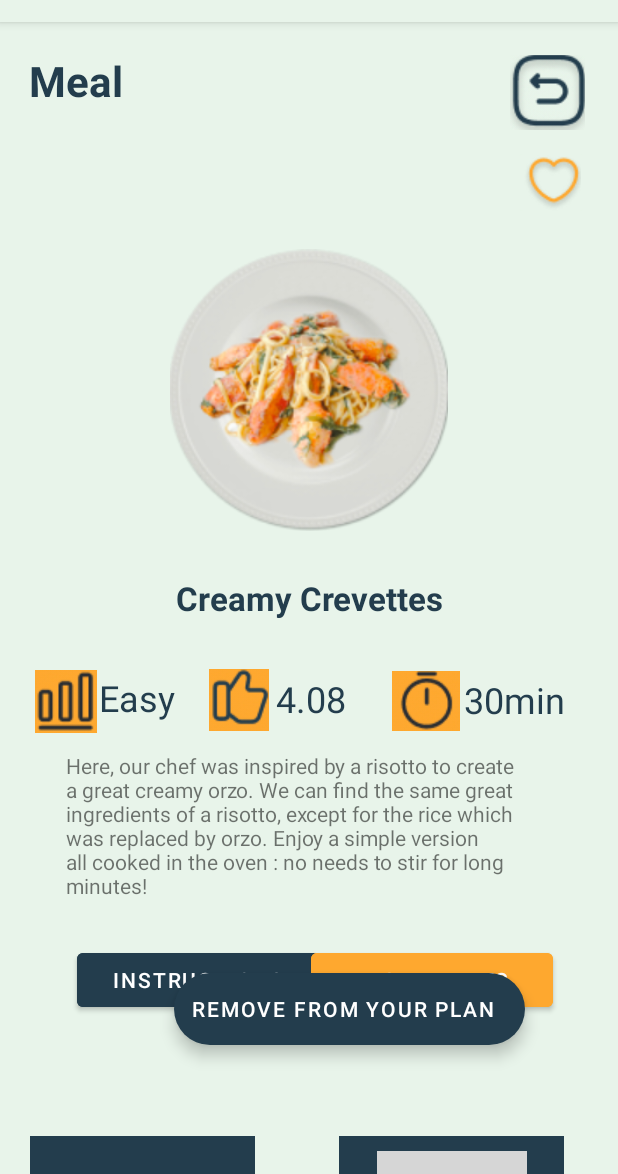
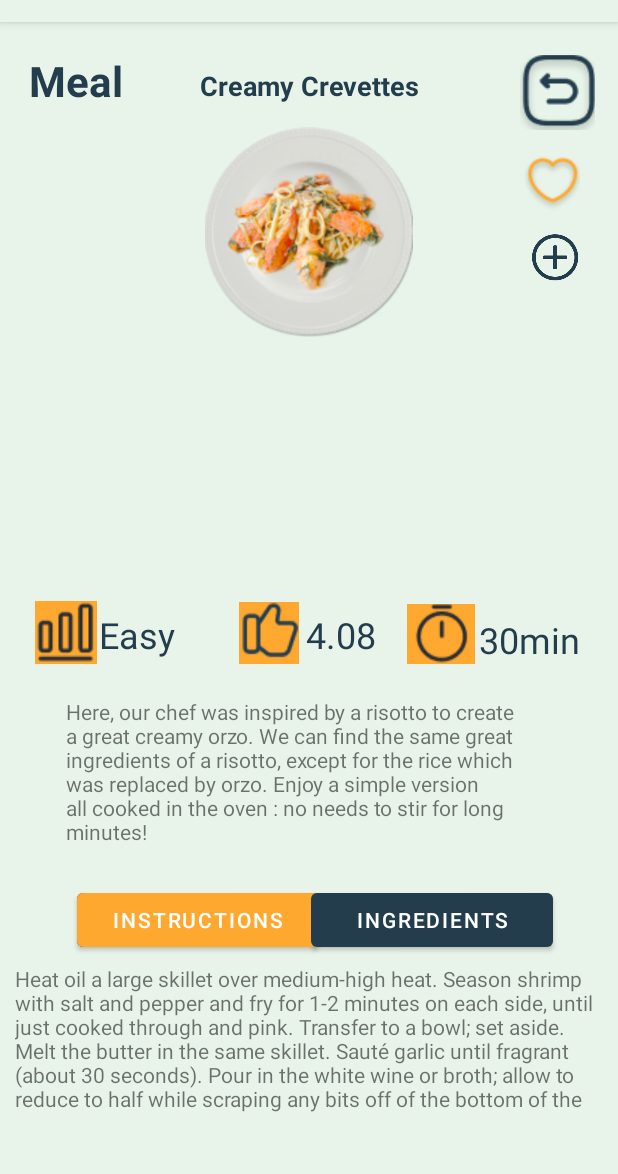
Before and after one commit to A-BAKLEH/soen357foodapp, an Android app: the Meal screen opened directly, with no data from a screen before it, after a tap on "INSTRUCTIONS", on a phone screen of 412 x 824 dp, the part 62-1236 px from its top. Run offline under Robolectric (Android 15) with nearby library versions, the phone set to English and light mode, and no system bars; grey boxes are pictures that could not be loaded.

Commit message:
final meal page

```diff
--- a/app/src/main/java/com/example/soen357foodapp/Login.java
+++ b/app/src/main/java/com/example/soen357foodapp/Login.java
@@ -62,7 +62,7 @@ public class Login extends AppCompatActivity {
             @Override
             public void onClick(View view) {
 
-                Intent intent = new Intent(getApplicationContext(), Magic.class);
+                Intent intent = new Intent(getApplicationContext(), Meal.class);
                 startActivity(intent);
                 //startActivity(new Intent(Login.this, Registration.class));
             }
--- a/app/src/main/java/com/example/soen357foodapp/Meal.java
+++ b/app/src/main/java/com/example/soen357foodapp/Meal.java
@@ -23,7 +23,7 @@ import java.util.ArrayList;
 
 public class Meal extends AppCompatActivity {
 
-    protected ImageButton backBtn, favBtn, unfavBtn;
+    protected ImageButton backBtn, favBtn, plusBtn, checkBtn, unfavBtn;
     protected ImageView mealImage;
     protected TextView difficulty, rating, time, recipeDescription, recipeName, instruText;
     protected ExtendedFloatingActionButton plan;
@@ -50,6 +50,8 @@ public class Meal extends AppCompatActivity {
 
         backBtn = findViewById(R.id.backBtn);
         favBtn = findViewById(R.id.favBtn);
+        plusBtn = findViewById(R.id.plan);
+        checkBtn = findViewById(R.id.unplan);
         unfavBtn = findViewById(R.id.unfavBtn);
         mealImage = findViewById(R.id.pic);
         difficulty = findViewById(R.id.diff);
@@ -57,7 +59,6 @@ public class Meal extends AppCompatActivity {
         time = findViewById(R.id.time);
         recipeDescription = findViewById(R.id.description);
         recipeName = findViewById(R.id.name);
-        plan = findViewById(R.id.plan);
         ingredients = findViewById(R.id.ingr);
         instructions = findViewById(R.id.instru);
         instruText = findViewById(R.id.instruText);
@@ -70,7 +71,8 @@ public class Meal extends AppCompatActivity {
 
         recyclerView.setAdapter(recyclerViewAdapter);
         recyclerView.setHasFixedSize(true);
-
+        plusBtn.setVisibility(View.VISIBLE);
+        checkBtn.setVisibility(View.INVISIBLE);
         recipeDescription.setText("Here, our chef was inspired by a risotto to create a great creamy orzo. We can find the same great ingredients of a risotto, except for the rice which was replaced by orzo. Enjoy a simple version all cooked in the oven : no needs to stir for long minutes!");
         //rating.setText();
         //difficulty.setText();
@@ -98,6 +100,7 @@ public class Meal extends AppCompatActivity {
             }
         });
 
+
         unfavBtn.setOnClickListener(new View.OnClickListener() {
             @Override
             public void onClick(View view) {
@@ -111,17 +114,31 @@ public class Meal extends AppCompatActivity {
             }
         });
 
-        plan.setOnClickListener(new View.OnClickListener() {
+
+        plusBtn.setOnClickListener(new View.OnClickListener() {
             @Override
             public void onClick(View view) {
                 if (i%2 == 0){
-                    plan.setText("Remove from your plan");
-                    inPlan=true;
-                }else{
-                    plan.setText("Add to your plan");
-                    inPlan=false;
+                    plusBtn.setVisibility(View.INVISIBLE);
+                    checkBtn.setVisibility(View.VISIBLE);
+                    favorite =true;
                 }
                 i++;
+                Toast.makeText(getApplicationContext(), "The meal was added to your plan!", Toast.LENGTH_SHORT).show();
+            }
+        });
+
+
+        checkBtn.setOnClickListener(new View.OnClickListener() {
+            @Override
+            public void onClick(View view) {
+                if (i%2 != 0){
+                    checkBtn.setVisibility(View.INVISIBLE);
+                    plusBtn.setVisibility(View.VISIBLE);
+                    favorite = false;
+                }
+                i++;
+                Toast.makeText(getApplicationContext(), "The meal was removed from your plan!", Toast.LENGTH_SHORT).show();
             }
         });
 
--- a/app/src/main/res/layout/activity_magic.xml
+++ b/app/src/main/res/layout/activity_magic.xml
@@ -4,7 +4,7 @@
     xmlns:tools="http://schemas.android.com/tools"
     android:layout_width="match_parent"
     android:layout_height="match_parent"
-    android:background="#E8F4EA">
+    android:background="@color/main">
 
     <EditText
         android:id="@+id/input"
--- a/app/src/main/res/layout/activity_main.xml
+++ b/app/src/main/res/layout/activity_main.xml
@@ -5,6 +5,7 @@
     xmlns:tools="http://schemas.android.com/tools"
     android:layout_width="match_parent"
     android:layout_height="match_parent"
+    android:background="@color/main"
     tools:context=".MainActivity">
 
     <FrameLayout
--- a/app/src/main/res/layout/activity_meal.xml
+++ b/app/src/main/res/layout/activity_meal.xml
@@ -5,7 +5,7 @@
     android:id="@+id/back"
     android:layout_width="match_parent"
     android:layout_height="match_parent"
-    android:background="#E8F4EA">
+    android:background="@color/main">
     <TextView
         android:id="@+id/textView11"
         android:layout_width="wrap_content"
@@ -18,19 +18,35 @@
         android:textSize="28sp"
         android:textStyle="bold" />
 
-    <com.google.android.material.floatingactionbutton.ExtendedFloatingActionButton
+    <ImageButton
         android:id="@+id/plan"
         android:layout_width="wrap_content"
         android:layout_height="wrap_content"
-        android:layout_alignParentStart="true"
+        android:adjustViewBounds="true"
+        android:maxWidth="60dp"
+        style="@style/Widget.AppCompat.Button.Borderless"
+        android:maxHeight="60dp"
+        android:scaleType="fitCenter"
+        android:layout_marginLeft="3dp"
         android:layout_alignParentTop="true"
-        android:layout_centerHorizontal="true"
-        android:layout_marginStart="116dp"
-        android:layout_marginTop="634dp"
-        android:gravity="center"
-        android:text="Add to your plan"
-        android:textColor="#FFFFFF"
-        app:backgroundTint="#233D4D"></com.google.android.material.floatingactionbutton.ExtendedFloatingActionButton>
+        android:layout_alignParentEnd="true"
+        android:layout_marginTop="130dp"
+        android:layout_marginEnd="12dp"
+        android:src='@drawable/plus'/>
+    <ImageButton
+        android:id="@+id/unplan"
+        style="@style/Widget.AppCompat.Button.Borderless"
+        android:layout_width="wrap_content"
+        android:layout_height="wrap_content"
+        android:adjustViewBounds="true"
+        android:maxWidth="60dp"
+        android:maxHeight="60dp"
+        android:scaleType="fitCenter"
+        android:layout_alignParentTop="true"
+        android:layout_alignParentEnd="true"
+        android:layout_marginTop="130dp"
+        android:layout_marginEnd="12dp"
+        android:src='@drawable/check'/>
 
     <ImageButton
         android:id="@+id/backBtn"
@@ -39,7 +55,7 @@
         android:layout_alignParentTop="true"
         android:layout_alignParentEnd="true"
         android:layout_marginTop="22dp"
-        android:layout_marginEnd="22dp"
+        android:layout_marginEnd="15dp"
         app:srcCompat="@drawable/back_icon"
         tools:ignore="SpeakableTextPresentCheck" />
 
@@ -49,8 +65,8 @@
         android:layout_height="41dp"
         android:layout_alignParentStart="true"
         android:layout_alignParentBottom="true"
-        android:layout_marginStart="139dp"
-        android:layout_marginBottom="295dp"
+        android:layout_marginStart="159dp"
+        android:layout_marginBottom="340dp"
         app:srcCompat="@drawable/thumb_icon"
         tools:ignore="TouchTargetSizeCheck,SpeakableTextPresentCheck" />
 
@@ -60,8 +76,8 @@
         android:layout_height="40dp"
         android:layout_alignParentStart="true"
         android:layout_alignParentBottom="true"
-        android:layout_marginStart="261dp"
-        android:layout_marginBottom="295dp"
+        android:layout_marginStart="271dp"
+        android:layout_marginBottom="340dp"
         app:srcCompat="@drawable/time_icon"
         tools:ignore="SpeakableTextPresentCheck,TouchTargetSizeCheck" />
     <TextView
@@ -70,8 +86,8 @@
         android:layout_height="wrap_content"
         android:layout_alignParentStart="true"
         android:layout_alignParentBottom="true"
-        android:layout_marginStart="309dp"
-        android:layout_marginBottom="300dp"
+        android:layout_marginStart="319dp"
+        android:layout_marginBottom="340dp"
         android:text="30min"
         android:textColor="#233D4D"
         android:textSize="24sp" />
@@ -82,28 +98,28 @@
         android:layout_alignParentStart="true"
         android:layout_alignParentBottom="true"
         android:layout_marginStart="23dp"
-        android:layout_marginBottom="294dp"
+        android:layout_marginBottom="340dp"
         app:srcCompat="@drawable/dif_icon"
         tools:ignore="SpeakableTextPresentCheck,TouchTargetSizeCheck" />
 
     <ImageView
         android:id="@+id/pic"
-        android:layout_width="200dp"
-        android:layout_height="188dp"
+        android:layout_width="140dp"
+        android:layout_height="140dp"
         android:layout_alignParentTop="true"
         android:layout_centerHorizontal="true"
-        android:layout_marginTop="151dp"
-        tools:srcCompat="@tools:sample/avatars" />
+        android:layout_marginTop="70dp"
+        android:src='@drawable/crevettes' />
 
     <TextView
         android:id="@+id/name"
         android:layout_width="match_parent"
         android:layout_height="wrap_content"
-        android:layout_centerInParent="true"
         android:gravity="center"
         android:text="Recipe Name"
+        android:layout_marginTop="30dp"
         android:textColor="#233D4D"
-        android:textSize="22sp"
+        android:textSize="18sp"
         android:textStyle="bold" />
 
     <TextView
@@ -113,7 +129,7 @@
         android:layout_alignParentStart="true"
         android:layout_alignParentBottom="true"
         android:layout_marginStart="66dp"
-        android:layout_marginBottom="298dp"
+        android:layout_marginBottom="340dp"
         android:text="Easy"
         android:textColor="#233D4D"
         android:textSize="24sp" />
@@ -125,8 +141,8 @@
         android:layout_alignParentStart="true"
         android:layout_alignParentBottom="true"
         android:layout_centerHorizontal="true"
-        android:layout_marginStart="184dp"
-        android:layout_marginBottom="297dp"
+        android:layout_marginStart="204dp"
+        android:layout_marginBottom="340dp"
         android:text="4.08"
         android:textColor="#233D4D"
         android:textSize="24sp" />
@@ -137,7 +153,7 @@
         android:layout_height="118dp"
         android:layout_alignParentBottom="true"
         android:layout_centerHorizontal="true"
-        android:layout_marginBottom="164dp"
+        android:layout_marginBottom="200dp"
         android:text="TextView" />
 
     <Button
@@ -147,7 +163,7 @@
         android:layout_alignParentStart="true"
         android:layout_alignParentBottom="true"
         android:layout_marginStart="51dp"
-        android:layout_marginBottom="105dp"
+        android:layout_marginBottom="145dp"
         android:backgroundTint="#233D4D"
         android:text="Instructions" />
 
@@ -158,7 +174,7 @@
         android:layout_alignParentStart="true"
         android:layout_alignParentBottom="true"
         android:layout_marginStart="207dp"
-        android:layout_marginBottom="105dp"
+        android:layout_marginBottom="145dp"
         android:backgroundTint="#FEA82F"
         android:text="Ingredients" />
 
@@ -182,14 +198,14 @@
         android:layout_alignParentEnd="true"
         android:layout_centerHorizontal="true"
         android:layout_marginTop="82dp"
-        android:layout_marginEnd="19dp"
+        android:layout_marginEnd="20dp"
         android:backgroundTint="#E8F4EA"
         app:srcCompat="@drawable/heart"
         tools:ignore="SpeakableTextPresentCheck" />
 
     <androidx.recyclerview.widget.RecyclerView
         android:layout_width="match_parent"
-        android:layout_height="61dp"
+        android:layout_height="180dp"
         android:layout_alignParentStart="true"
         android:layout_alignParentBottom="true"
         android:layout_marginStart="0dp"
@@ -199,11 +215,11 @@
     <TextView
         android:id="@+id/instruText"
         android:layout_width="410dp"
-        android:layout_height="45dp"
+        android:layout_height="100dp"
         android:layout_alignParentStart="true"
         android:layout_alignParentBottom="true"
-        android:layout_marginStart="0dp"
-        android:layout_marginBottom="0dp"
+        android:layout_marginStart="10dp"
+        android:layout_marginBottom="40dp"
         android:text="TextView" />
 
 
--- a/app/src/main/res/layout/activity_meal_plan.xml
+++ b/app/src/main/res/layout/activity_meal_plan.xml
@@ -5,6 +5,7 @@
         xmlns:app="http://schemas.android.com/apk/res-auto"
         android:layout_width="match_parent"
         android:layout_height="match_parent"
+        android:background="@color/main"
         tools:context=".MealPlanActivity" android:orientation="vertical">
 
     <TextView
--- a/app/src/main/res/layout/activity_profile.xml
+++ b/app/src/main/res/layout/activity_profile.xml
@@ -4,7 +4,7 @@
     xmlns:tools="http://schemas.android.com/tools"
     android:layout_width="match_parent"
     android:layout_height="match_parent"
-    android:background="#E8F4EA"
+    android:background="@color/main"
     tools:ignore="textContrastCheck">
 
     <com.google.android.material.bottomnavigation.BottomNavigationView
--- a/app/src/main/res/layout/activity_recipe_list.xml
+++ b/app/src/main/res/layout/activity_recipe_list.xml
@@ -5,6 +5,7 @@
         xmlns:app="http://schemas.android.com/apk/res-auto"
         android:layout_width="match_parent"
         android:layout_height="match_parent"
+        android:background="@color/main"
         tools:context=".RecipeListActivity" android:orientation="vertical">
 
     <TextView
--- a/app/src/main/res/layout/recipe_list_card.xml
+++ b/app/src/main/res/layout/recipe_list_card.xml
@@ -4,6 +4,7 @@
               android:orientation="vertical"
               android:layout_width="match_parent"
               android:layout_height="wrap_content"
+              android:background="@color/main"
               android:padding="26dp">
 
     <androidx.cardview.widget.CardView
```
Also changed, not shown: app/src/main/res/layout/meal_plan_recipe_card.xml (added, +40 -0 lines), app/src/main/res/drawable/check.png (added), app/src/main/res/drawable/plus.png (added).
